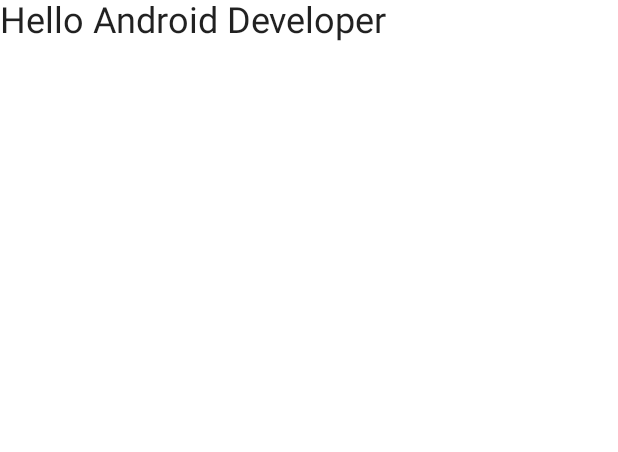
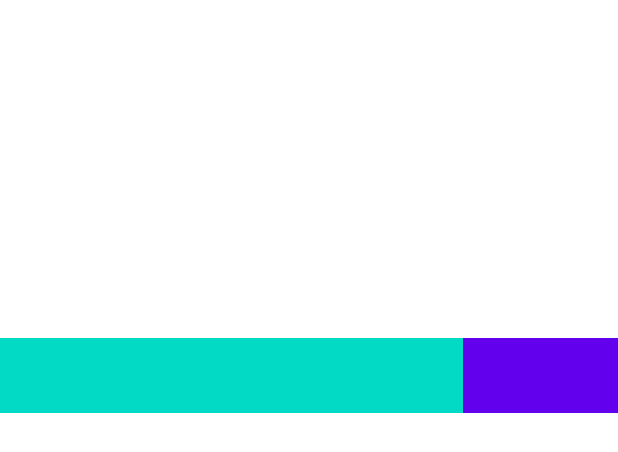
Before and after one commit to harun7arrashid/Compose-Basic, an Android app built with Jetpack Compose: the @Preview function DefaultPreview, on a phone screen of 412 x 824 dp. Shown: the top 452 px of the screen. Run offline under Robolectric (Android 15) with nearby library versions, the phone set to English and light mode, and no system bars.

```diff
--- a/app/src/main/java/id/ackerman/stevdzacompose/MainActivity.kt
+++ b/app/src/main/java/id/ackerman/stevdzacompose/MainActivity.kt
@@ -3,14 +3,17 @@ package id.ackerman.stevdzacompose
 import android.os.Bundle
 import androidx.activity.ComponentActivity
 import androidx.activity.compose.setContent
-import androidx.compose.foundation.layout.Column
-import androidx.compose.foundation.layout.fillMaxSize
+import androidx.compose.foundation.background
+import androidx.compose.foundation.layout.*
 import androidx.compose.material.MaterialTheme
 import androidx.compose.material.Surface
 import androidx.compose.material.Text
 import androidx.compose.runtime.Composable
+import androidx.compose.ui.Alignment
 import androidx.compose.ui.Modifier
+import androidx.compose.ui.graphics.Color
 import androidx.compose.ui.tooling.preview.Preview
+import androidx.compose.ui.unit.dp
 import id.ackerman.stevdzacompose.ui.theme.StevdzaComposeTheme
 import id.ackerman.stevdzacompose.ui.theme.Typography
 
@@ -19,18 +22,10 @@ class MainActivity : ComponentActivity() {
         super.onCreate(savedInstanceState)
         setContent {
             StevdzaComposeTheme {
-                // A surface container using the 'background' color from the theme
-                Surface(
-                    modifier = Modifier.fillMaxSize(),
-                    color = MaterialTheme.colors.background
-                ) {
 
-                    Column {
+                Surface(color = MaterialTheme.colors.background) {
 
-                        Greeting("Android")
-                        CustomText(text = "Hello Compose Developer")
-
-                    }
+                    LearnRow()
 
                 }
             }
@@ -39,17 +34,33 @@ class MainActivity : ComponentActivity() {
 }
 
 @Composable
-fun Greeting(name: String) {
-    Text(text = "Hello $name!")
+fun LearnRow() {
+
+    Row(
+        modifier = Modifier
+            .height(500.dp)
+            .width(500.dp)
+            .background(Color.LightGray),
+        horizontalArrangement = Arrangement.Start
+    ) {
+
+        CustomItem(weight = 3f, color = MaterialTheme.colors.secondary)
+        CustomItem(weight = 1f)
+
+    }
+
 }
 
 @Composable
-fun CustomText(text: String) {
+fun RowScope.CustomItem(weight: Float, color: Color = MaterialTheme.colors.primary) {
 
-    Text(
-        text = text,
-        style = Typography.h5
-    )
+    Surface(
+        modifier = Modifier
+            .width(50.dp)
+            .height(50.dp)
+            .weight(weight),
+        color = color
+    ) {}
 
 }
 
@@ -57,6 +68,17 @@ fun CustomText(text: String) {
 @Composable
 fun DefaultPreview() {
     StevdzaComposeTheme {
-        CustomText("Hello Android Developer")
+
+        Row(
+            modifier = Modifier.height(500.dp),
+            horizontalArrangement = Arrangement.Start,
+            verticalAlignment = Alignment.CenterVertically
+        ) {
+
+            CustomItem(weight = 3f, color = MaterialTheme.colors.secondary)
+            CustomItem(weight = 1f)
+
+        }
+
     }
 }
```
